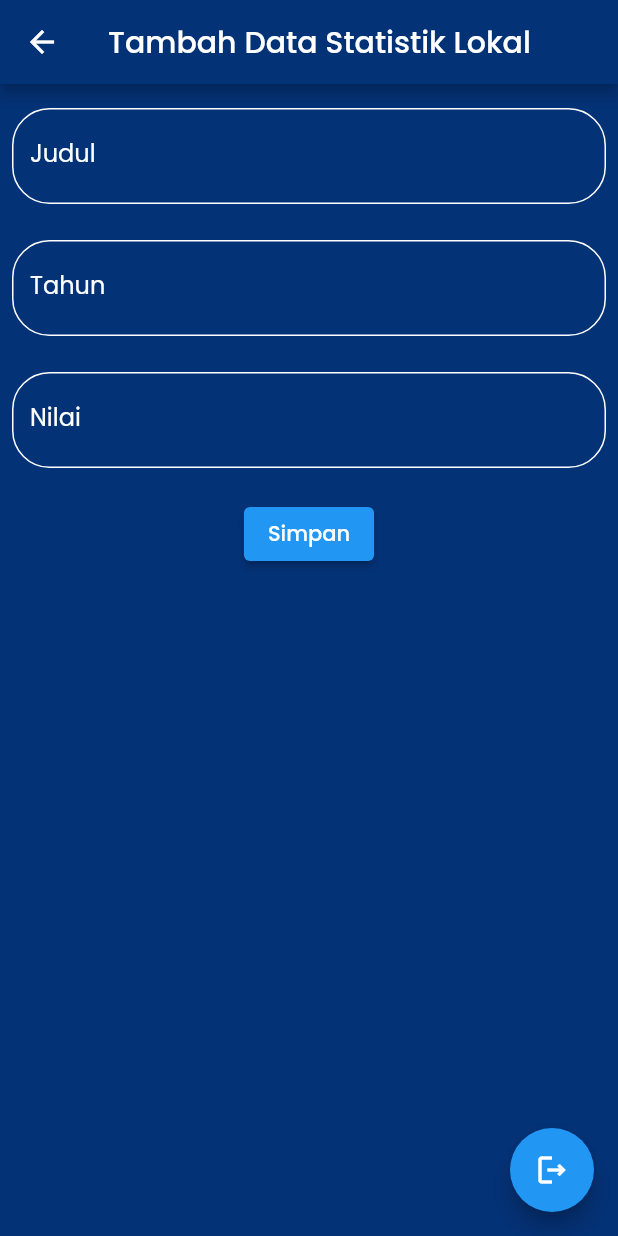
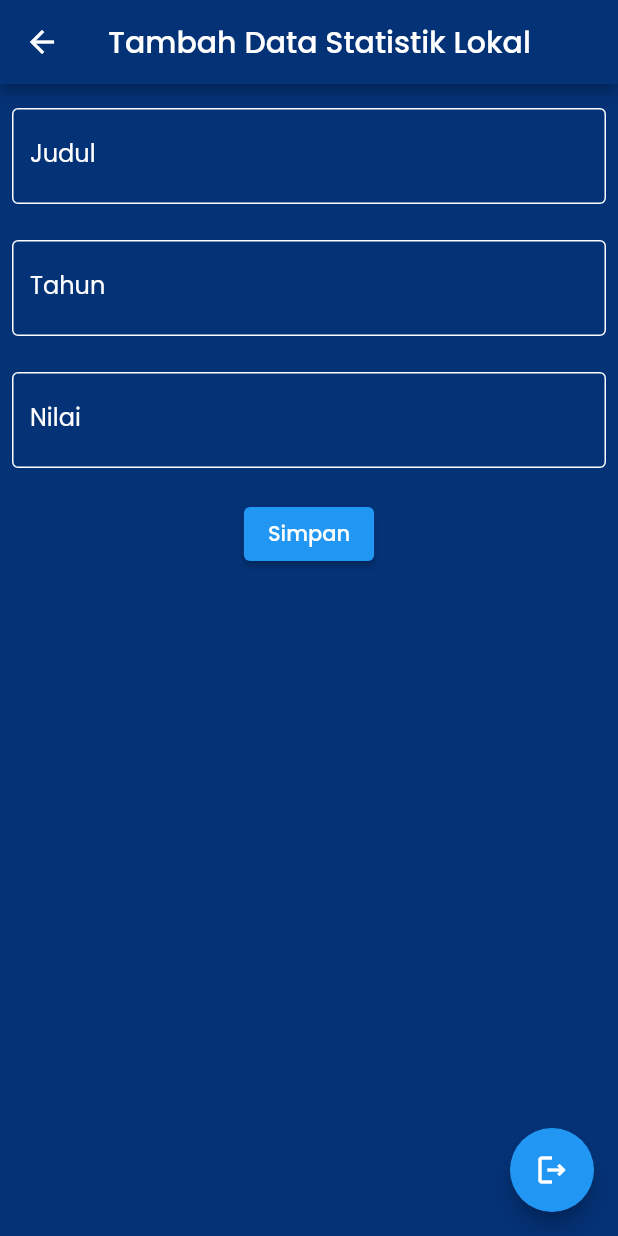
Before and after one commit to geniusvale/cirebon_onstats, a Flutter app: the AddStatsWidget screen opened directly, on a phone screen of 412 x 824 dp. Run offline on Flutter 3.47's test engine with Material 2 defaults, Android fonts, the phone set to English and light mode, and no system bars; our stand-ins replace carousel_slider, cloud_firestore, dio, firebase_auth, firebase_core, flutter_html and 1 more; accounts and stored records are empty.

Commit message:
edit stats field

```diff
--- a/lib/widgets/add_stats.dart
+++ b/lib/widgets/add_stats.dart
@@ -43,21 +43,19 @@ class _AddStatsWidgetState extends State<AddStatsWidget> {
             child: TextFormField(
               controller: judul,
               style: const TextStyle(color: Colors.white),
-              decoration: InputDecoration(
+              decoration: const InputDecoration(
                 hintText: 'Masukkan Judul - E.g "Total Kecamatan"',
-                hintStyle: const TextStyle(color: Colors.grey),
+                hintStyle: TextStyle(color: Colors.grey),
                 labelText: 'Judul',
-                labelStyle: const TextStyle(color: Colors.white),
+                labelStyle: TextStyle(color: Colors.white),
                 fillColor: Colors.white,
                 focusedBorder: OutlineInputBorder(
-                  borderRadius: BorderRadius.circular(25.0),
-                  borderSide: const BorderSide(
+                  borderSide: BorderSide(
                     color: Colors.white,
                   ),
                 ),
                 enabledBorder: OutlineInputBorder(
-                  borderRadius: BorderRadius.circular(25.0),
-                  borderSide: const BorderSide(
+                  borderSide: BorderSide(
                     color: Colors.white,
                     width: 1.0,
                   ),
@@ -71,21 +69,19 @@ class _AddStatsWidgetState extends State<AddStatsWidget> {
             child: TextFormField(
               controller: tahun,
               style: const TextStyle(color: Colors.white),
-              decoration: InputDecoration(
+              decoration: const InputDecoration(
                 hintText: 'Masukkan Tahun',
-                hintStyle: const TextStyle(color: Colors.grey),
+                hintStyle: TextStyle(color: Colors.grey),
                 labelText: 'Tahun',
-                labelStyle: const TextStyle(color: Colors.white),
+                labelStyle: TextStyle(color: Colors.white),
                 fillColor: Colors.white,
                 focusedBorder: OutlineInputBorder(
-                  borderRadius: BorderRadius.circular(25.0),
-                  borderSide: const BorderSide(
+                  borderSide: BorderSide(
                     color: Colors.white,
                   ),
                 ),
                 enabledBorder: OutlineInputBorder(
-                  borderRadius: BorderRadius.circular(25.0),
-                  borderSide: const BorderSide(
+                  borderSide: BorderSide(
                     color: Colors.white,
                     width: 1.0,
                   ),
@@ -99,21 +95,19 @@ class _AddStatsWidgetState extends State<AddStatsWidget> {
             child: TextFormField(
               controller: nilai,
               style: const TextStyle(color: Colors.white),
-              decoration: InputDecoration(
+              decoration: const InputDecoration(
                 hintText: 'Masukkan Nilai',
-                hintStyle: const TextStyle(color: Colors.grey),
+                hintStyle: TextStyle(color: Colors.grey),
                 labelText: 'Nilai',
-                labelStyle: const TextStyle(color: Colors.white),
+                labelStyle: TextStyle(color: Colors.white),
                 fillColor: Colors.white,
                 focusedBorder: OutlineInputBorder(
-                  borderRadius: BorderRadius.circular(25.0),
-                  borderSide: const BorderSide(
+                  borderSide: BorderSide(
                     color: Colors.white,
                   ),
                 ),
                 enabledBorder: OutlineInputBorder(
-                  borderRadius: BorderRadius.circular(25.0),
-                  borderSide: const BorderSide(
+                  borderSide: BorderSide(
                     color: Colors.white,
                     width: 1.0,
                   ),
```
